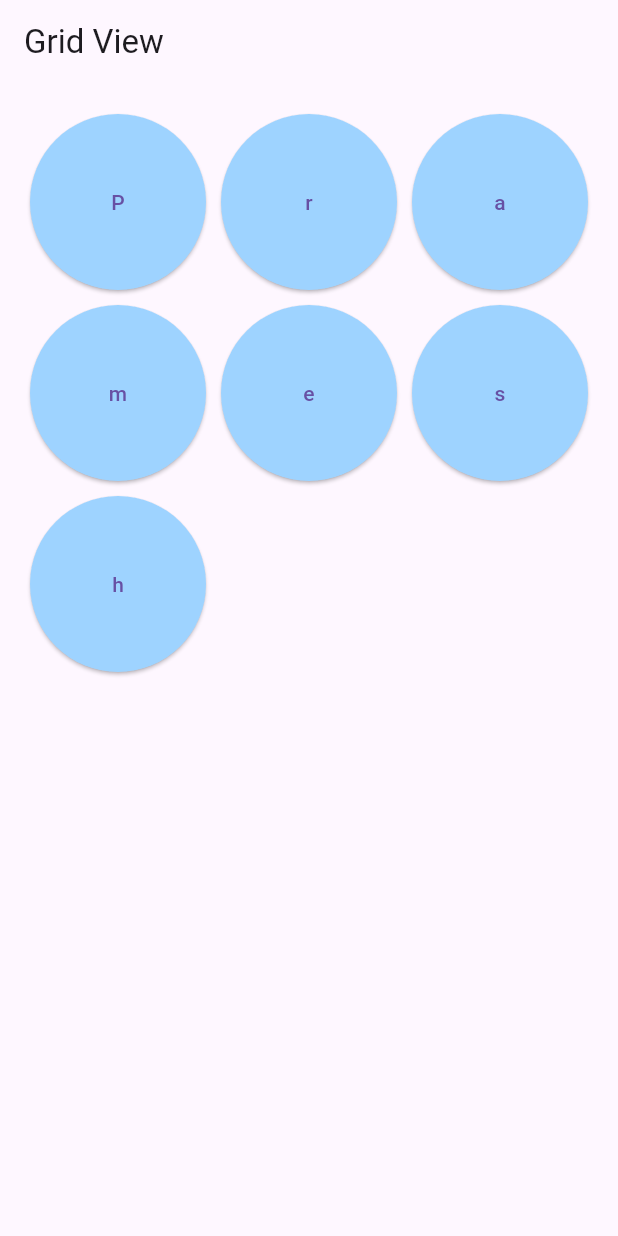
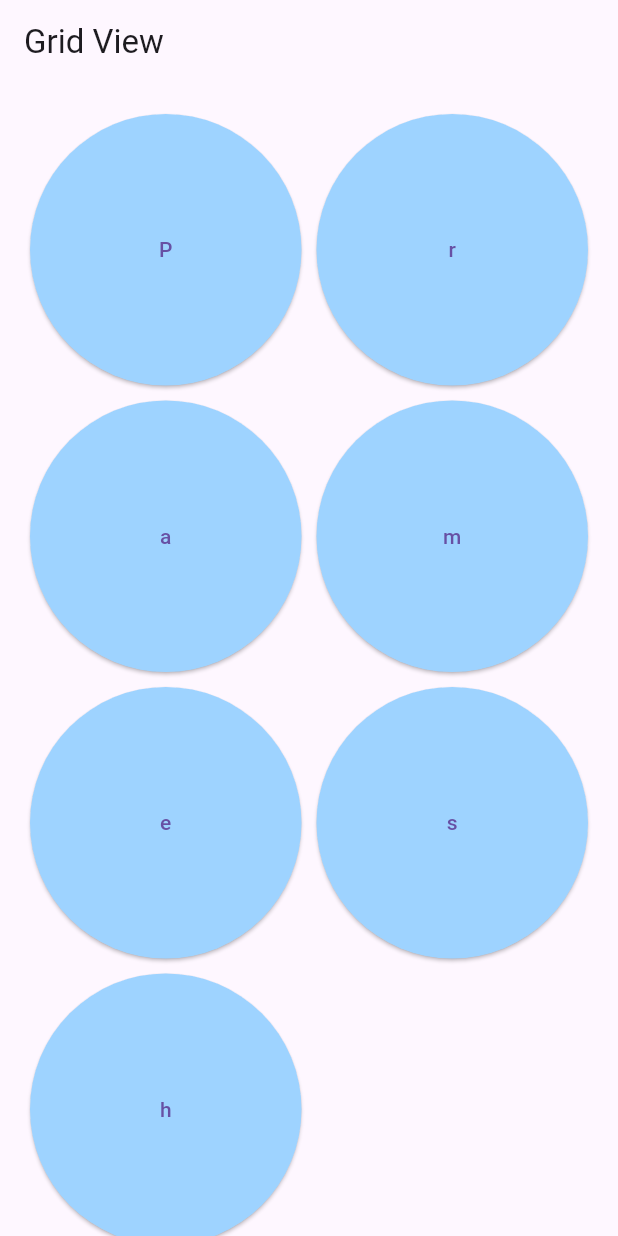
Before and after one commit to Pramesh167/classtst, a Flutter app: the screen it shows after launch, on a phone screen of 412 x 824 dp. Run offline on Flutter 3.47's test engine with Material 3 defaults, Android fonts, the phone set to English and light mode, and no system bars.

Commit message:
updating classtest

```diff
--- a/lib/screens/grid_view_screen.dart
+++ b/lib/screens/grid_view_screen.dart
@@ -16,7 +16,7 @@ class GridViewScreen extends StatelessWidget {
         padding: const EdgeInsets.all(20),
         crossAxisSpacing: 10,
         mainAxisSpacing: 10,
-        crossAxisCount: 3,
+        crossAxisCount: 2,
         children: List.generate(name.length, (index) {
           return MyButton(
             text: name[index],
```
